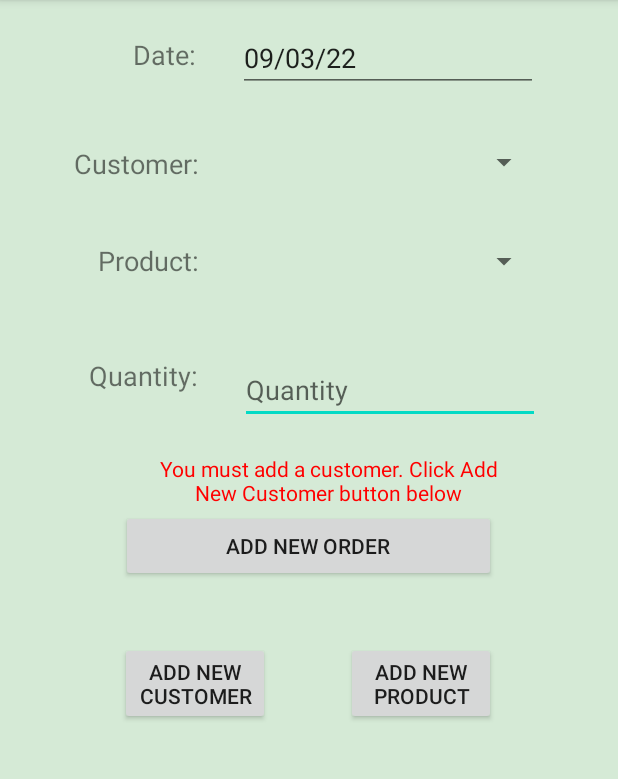
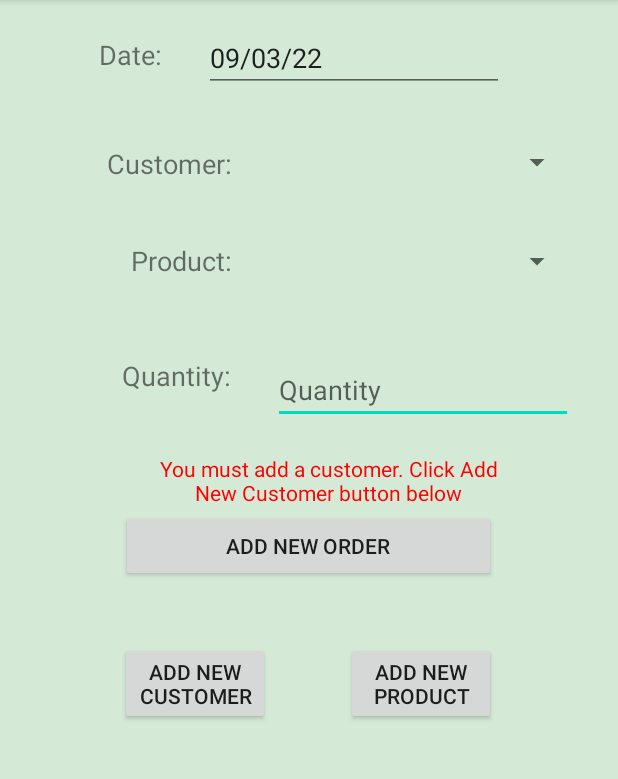
Before and after one commit to DanFoleyGit/FarmManagerHelper, an Android app: the ManagerOrderBoardSettings screen opened directly, with no data from a screen before it, after a tap on "ADD NEW ORDER", on a phone screen of 412 x 824 dp, the part 84-863 px from its top. Run offline under Robolectric (Android 15) with nearby library versions, the phone set to English and light mode, and no system bars; our stand-ins replace Firebase (no records; nobody signed in at launch, a user with empty details on screens opened directly); 1 statement that could not run was skipped.

Commit message:
order Board listener and small fixes
Order board can now listen and update in real time.

FIX: When adding a new customer, the drop down list is now updated to show that customer in the adding product window.

```diff
--- a/app/src/main/java/com/example/farmmanagerhelper/ManagerOrderBoardSettings.java
+++ b/app/src/main/java/com/example/farmmanagerhelper/ManagerOrderBoardSettings.java
@@ -147,6 +147,7 @@ public class ManagerOrderBoardSettings extends AppCompatActivity {
                         //
                         formEditTextProductQuantity.setText("");
                         formSpinnerProducts.setSelection(0);
+                        formErrorMsg.setText("");
                         break;
                     }
 
@@ -230,7 +231,7 @@ public class ManagerOrderBoardSettings extends AppCompatActivity {
                         customer = new Customer(EditTextAddNewCustomerName.getText().toString());
 
                         // add customer
-                        OrdersBoardServices.addCustomerToFarmOrderBoard(context, customer,formSpinnerCustomers);
+                        OrdersBoardServices.addCustomerToFarmOrderBoard(context, customer,formSpinnerCustomers,spinnerAddProductCustomerName);
 
 
                         //enable components for adding new customer
@@ -351,7 +352,7 @@ public class ManagerOrderBoardSettings extends AppCompatActivity {
 
                         // add customer and update dropdown list
                         //
-                        OrdersBoardServices.addNewProductToCustomers(product, context, formSpinnerProducts,spinnerAddProductCustomerName);
+                        OrdersBoardServices.addNewProductToCustomers(product, context, formSpinnerProducts);
 
                         //enable components for adding new customer
                         //
--- a/app/src/main/java/com/example/farmmanagerhelper/StaffTimetable.java
+++ b/app/src/main/java/com/example/farmmanagerhelper/StaffTimetable.java
@@ -150,6 +150,8 @@ public class StaffTimetable extends AppCompatActivity {
         //
         TimetableServices.getDatesTasksAndUpdateTimeTable(editTextDatePicker.getText().toString(), listView, context);
 
+        // TODO set up listener like in orderboard that listens for changes in the users timetable
+
     }
 //
 //    private void getDatesTasksAndUpdateTimeTable(String date, ListView listView) {
--- a/app/src/main/res/layout/activity_manager_order_board_settings.xml
+++ b/app/src/main/res/layout/activity_manager_order_board_settings.xml
@@ -38,7 +38,7 @@
         android:layout_height="wrap_content"
         android:layout_marginStart="25dp"
         android:layout_marginTop="20dp"
-        android:text="Error"
+        android:text=""
         android:textAlignment="center"
         android:textColor="#FF0000"
         android:textSize="14sp"
@@ -76,9 +76,9 @@
         android:layout_width="200dp"
         android:layout_height="30dp"
         android:layout_marginTop="32dp"
-        android:layout_marginEnd="52dp"
+        android:layout_marginEnd="30dp"
+        android:hint="Customer"
         android:textSize="18sp"
-        android:hint="Customer"
         app:layout_constraintEnd_toEndOf="parent"
         app:layout_constraintTop_toBottomOf="@id/EditTextManagerOrderBoardSettingsDatePicker" />
 
@@ -87,9 +87,9 @@
         android:layout_width="200dp"
         android:layout_height="30dp"
         android:layout_marginTop="36dp"
-        android:layout_marginEnd="52dp"
+        android:layout_marginEnd="30dp"
+        android:hint="Product"
         android:textSize="18sp"
-        android:hint="Product"
         app:layout_constraintEnd_toEndOf="parent"
         app:layout_constraintTop_toBottomOf="@+id/spinnerManagerOrderBoardSettingsCustomer" />
 
@@ -98,6 +98,7 @@
         android:layout_width="200dp"
         android:layout_height="wrap_content"
         android:layout_marginTop="16dp"
+        android:layout_marginEnd="30dp"
         android:clickable="false"
         android:cursorVisible="false"
         android:focusable="false"
@@ -145,10 +146,10 @@
         android:layout_width="200dp"
         android:layout_height="wrap_content"
         android:layout_marginTop="48dp"
-        android:layout_marginEnd="52dp"
-        android:maxLength="6"
+        android:layout_marginEnd="30dp"
         android:hint="Quantity"
         android:inputType="number"
+        android:maxLength="6"
         app:layout_constraintEnd_toEndOf="parent"
         app:layout_constraintTop_toBottomOf="@+id/SpinnerManagerOrderBoardSettingsProduct" />
 
@@ -213,7 +214,7 @@
             android:layout_height="wrap_content"
             android:layout_marginTop="150dp"
             android:layout_marginStart="25dp"
-            android:text="Error"
+            android:text=""
             android:textColor="#FF0000"
             android:textSize="14sp"
             android:textAlignment="center"
@@ -295,7 +296,7 @@
             android:layout_height="wrap_content"
             android:layout_marginTop="200dp"
             android:layout_marginStart="25dp"
-            android:text="Error"
+            android:text=""
             android:textColor="#FF0000"
             android:textSize="14sp"
             android:textAlignment="center"
--- a/app/src/main/res/layout/activity_orders_board.xml
+++ b/app/src/main/res/layout/activity_orders_board.xml
@@ -23,13 +23,13 @@
             android:layout_width="100dp"
             android:layout_height="wrap_content"
             android:layout_marginTop="16dp"
-            android:layout_marginEnd="156dp"
             android:clickable="false"
             android:cursorVisible="false"
             android:focusable="false"
             android:focusableInTouchMode="false"
             android:textAlignment="center"
             app:layout_constraintEnd_toEndOf="parent"
+            app:layout_constraintStart_toStartOf="parent"
             app:layout_constraintTop_toTopOf="parent" />
 
         <ImageButton
```
Also changed, not shown: app/src/main/java/com/example/farmmanagerhelper/OrdersBoard.java (+64 -1 lines), app/src/main/java/com/example/farmmanagerhelper/OrdersBoardServices.java (+5 -4 lines).
